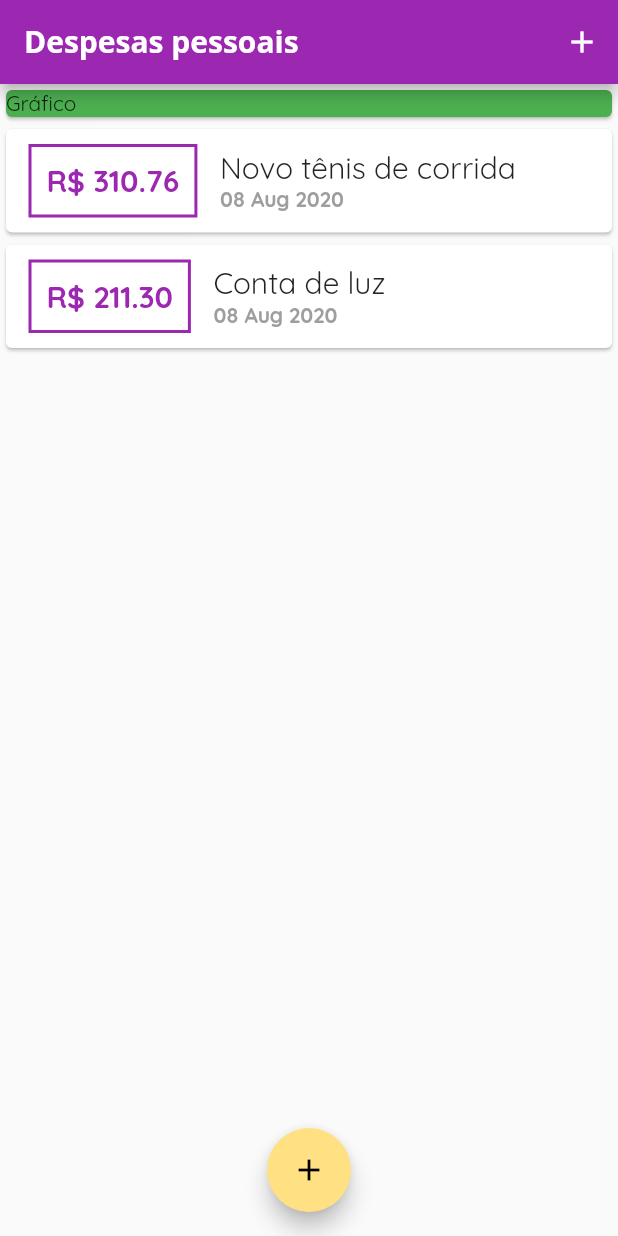
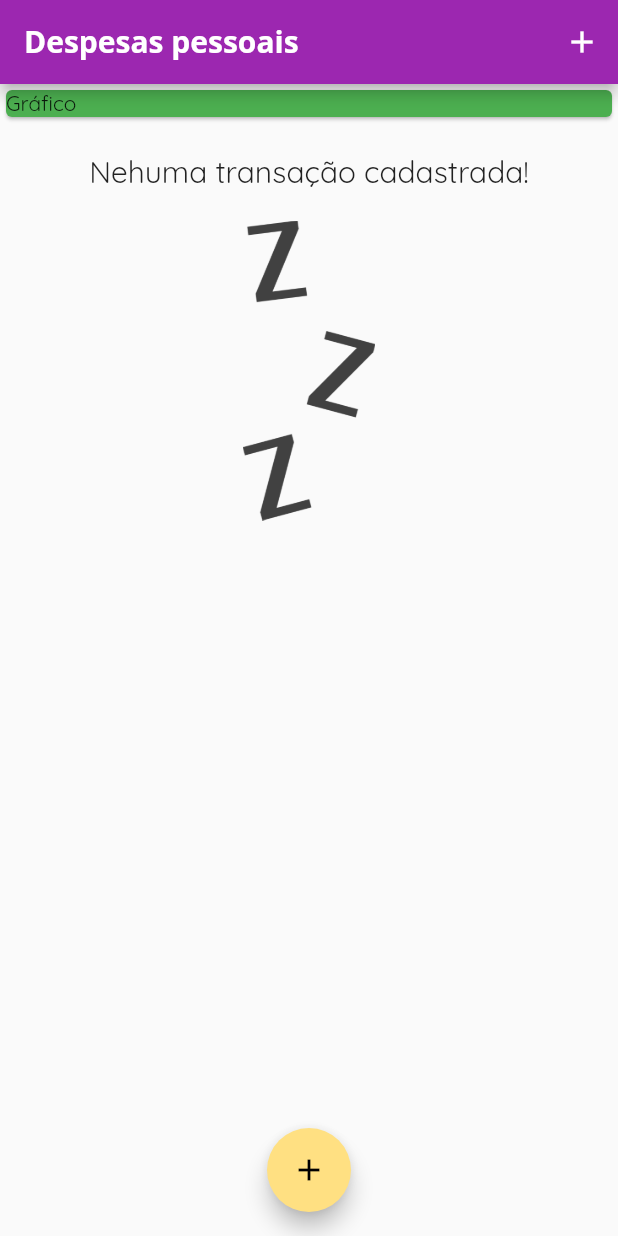
Before and after one commit to victor-souza-vieira/expenses, a Flutter app: the screen it shows after launch, on a phone screen of 412 x 824 dp. Run offline on Flutter 3.47's test engine with Material 2 defaults, Android fonts, the phone set to English and light mode, and no system bars.

```diff
--- a/lib/components/transaction_list.dart
+++ b/lib/components/transaction_list.dart
@@ -11,7 +11,25 @@ class TransactionList extends StatelessWidget {
   Widget build(BuildContext context) {
     return Container(
       height: 300,
-      child: ListView.builder(
+      child: transactions.isEmpty
+          ? Column(
+              children: [
+                SizedBox(height: 20),
+                Text(
+                  "Nehuma transação cadastrada!",
+                  style: Theme.of(context).textTheme.headline6,
+                ),
+                SizedBox(height: 20),
+                Container(
+                  height: 200,
+                  child: Image.asset(
+                    "assets/images/waiting.png",
+                    fit: BoxFit.cover,
+                  ),
+                ),
+              ],
+            )
+          : ListView.builder(
               itemCount: transactions.length,
               itemBuilder: (ctx, index) {
                 final tr = transactions[index];
--- a/lib/main.dart
+++ b/lib/main.dart
@@ -39,8 +39,8 @@ class MyHomePage extends StatefulWidget {
 }
 
 class _MyHomePageState extends State<MyHomePage> {
-  final _transations = [
-    Transaction(
+  final List<Transaction> _transations = [
+    /* Transaction(
         id: 't1',
         title: 'Novo tênis de corrida',
         value: 310.76,
@@ -50,7 +50,7 @@ class _MyHomePageState extends State<MyHomePage> {
       title: 'Conta de luz',
       value: 211.30,
       date: DateTime.now(),
-    ),
+    ), */
   ];
 
   _addTransaction(String title, double value) {
--- a/pubspec.yaml
+++ b/pubspec.yaml
@@ -46,8 +46,8 @@ flutter:
   uses-material-design: true
 
   # To add assets to your application, add an assets section, like this:
-  # assets:
-  #   - images/a_dot_burr.jpeg
+  assets:
+     - assets/images/waiting.png
   #   - images/a_dot_ham.jpeg
 
   # An image asset can refer to one or more resolution-specific "variants", see
```
Also changed, not shown: assets/images/waiting.png (added). Lines whose indentation alone changed are shown as unchanged.
